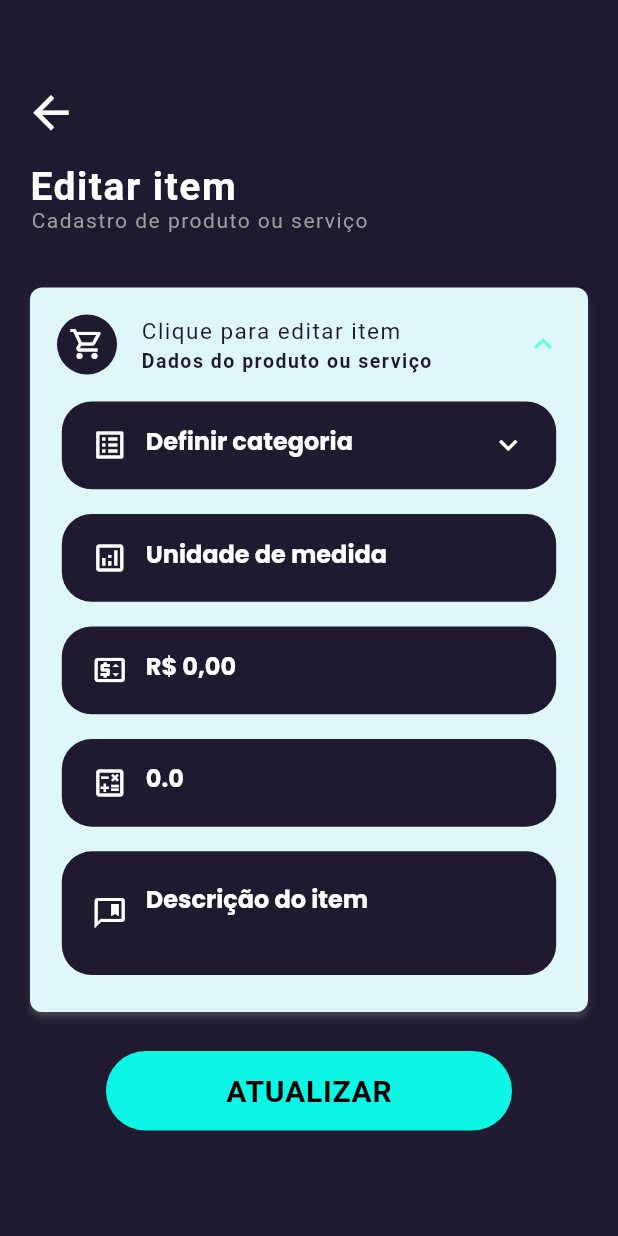
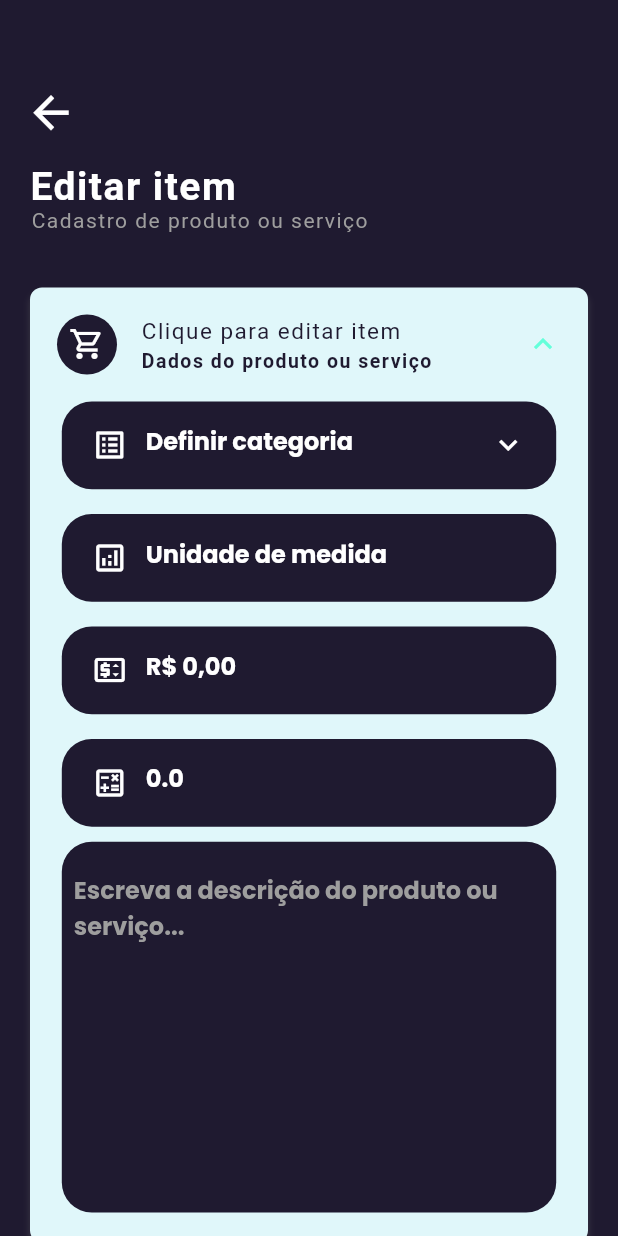
Before and after one commit to brdacon1/budget_flutter, a Flutter app: the pg_PopUp screen opened directly with empty values, after a tap on an icon or button, on a phone screen of 412 x 824 dp. Run offline on Flutter 3.47's test engine with Material 2 defaults, Android fonts, the phone set to English and light mode, and no system bars; drawn by our look-alikes of expansion_tile_card; our stand-ins replace adaptive_theme, awesome_dialog, badges, cached_network_image, cloud_firestore, dotted_border and 16 more; missing offline and left inert: cloud_firestore_web, contact_picker_web, dart:ffi, firebase_auth_web, firebase_core_web, flutter_inapp_purchase and 3 more; accounts and stored records are empty; network calls fail; Roboto replaces fonts that are missing (Heebo); project files that could hold a hidden picture were left out.

```diff
--- a/lib/Pages/pg_PopUp.dart
+++ b/lib/Pages/pg_PopUp.dart
@@ -235,8 +235,7 @@ class _pg_PopUp extends State<pg_PopUp> {
                     height: he * 0.02
                 ),
                 Expanded(
-                  child: SizedBox(
-                    child: Column(
+                  child: ListView(
                         children: <Widget>[
                           SizedBox(
                             child: Padding(
@@ -431,52 +430,44 @@ class _pg_PopUp extends State<pg_PopUp> {
                                       ),
                                     ),
                                   ),
-                                  SizedBox(
-                                    height: he * 0.02,
-                                  ),
-                                  FadeAnimation(
-                                    delay: 1,
+                                  Padding(padding: const EdgeInsets.only(top: 10, bottom: 20),
                                      child: Container(
                                        width: we * 0.80,
-                                      height:he * 0.1,
+                                       height: he * 0.30,
                                        decoration: BoxDecoration(
                                          borderRadius: BorderRadius.circular(20.0),
-                                          color: selected == Gender.descricaoText ? bgColor : bgColor
+                                         color: selected == Gender.descricaoText ? bgColor : bgColor,
                                        ),
                                        padding: const EdgeInsets.all(8.0),
                                        child: TextField(
                                          controller: _descricaoText,
                                          keyboardType: TextInputType.multiline,
-                                        maxLines: 7,
-                                        onTap: (){
+                                         maxLines: 50,
+                                         onTap: () {
                                            setState(() {
                                              selected = Gender.descricaoText;
                                            });
                                          },
-                                        decoration: InputDecoration(
+                                         decoration: const InputDecoration(
                                            enabledBorder: InputBorder.none,
-                                            border:InputBorder.none,
-                                            prefixIcon: Icon(Icons.comment_bank_outlined,color: selected == Gender.descricaoText ? enabledtxt : deaible,),
-                                            hintText: 'Descrição do item',
-                                            hintStyle: TextStyle(
-                                                color: selected == Gender.descricaoText ? enabledtxt : deaible
-                                            )
+                                           border: InputBorder.none,
+                                           hintText: 'Escreva a descrição do produto ou serviço...',
+                                           hintStyle: TextStyle(color: Colors.grey),
                                          ),
-                                        style:  TextStyle(color: selected == Gender.descricaoText ? enabledtxt : deaible,fontWeight:FontWeight.bold),
+                                         style: TextStyle(
+                                           color: selected == Gender.descricaoText ? enabledtxt : deaible,
+                                           fontWeight: FontWeight.bold,
                                          ),
                                        ),
                                      ),
-                                  SizedBox(
-                                    height: he * 0.03,
-                                  ),
+                                  )
                                 ],
                               ),
                             ),
                           ),
-                          FadeAnimation( delay: 1,
+                          Padding(padding: const EdgeInsets.only(bottom: 20, left: 20, right: 20),
                                   child: TextButton(
                                     onPressed: () async {
-
                                       double cleanAmount = moneyConvert.convertFromString(controller.text);
                                       if(nameButton == 'SALVAR')
                                       {
@@ -529,11 +520,11 @@ class _pg_PopUp extends State<pg_PopUp> {
                                       letterSpacing: 0.5,
                                       fontSize: 20.0,
                                       fontWeight: FontWeight.bold,
-                                ),)
                                     ),
                                     ),
+                                  ),
+                          )
                         ]
-                    ),
                     ),
                   ),
               ]
--- a/lib/Pages/pg_editPDF.dart
+++ b/lib/Pages/pg_editPDF.dart
@@ -655,7 +655,7 @@ class _PgEditPDF extends State<PgEditPDF> {
                               localOwner.logoName = owner.logoName;
                               db.savePDF(localOwner).then((value) => {
                                  alertDisplayLoading.closeLoading(context),
-                                 displayAlert.notification(context, "Feito!", "Cometário adicionado com sucesso!"),
+                                 displayAlert.notification(context, "Feito!", "Dados do PDF atualizados com sucesso!"),
                               });
                             },
                             style: TextButton.styleFrom(
--- a/lib/Pages/pg_listComment.dart
+++ b/lib/Pages/pg_listComment.dart
@@ -163,7 +163,7 @@ class _ListCommentPageState extends State<ListCommentPage> {
                       child: TextField(
                         controller: _descricaoText,
                         keyboardType: TextInputType.multiline,
-                        maxLines: 7,
+                        maxLines: 50,
                         onTap: (){
                           setState(() {
                             selected = Gender.comentText;
```
Also changed, not shown: 1 other file. Lines whose indentation alone changed are shown as unchanged.
